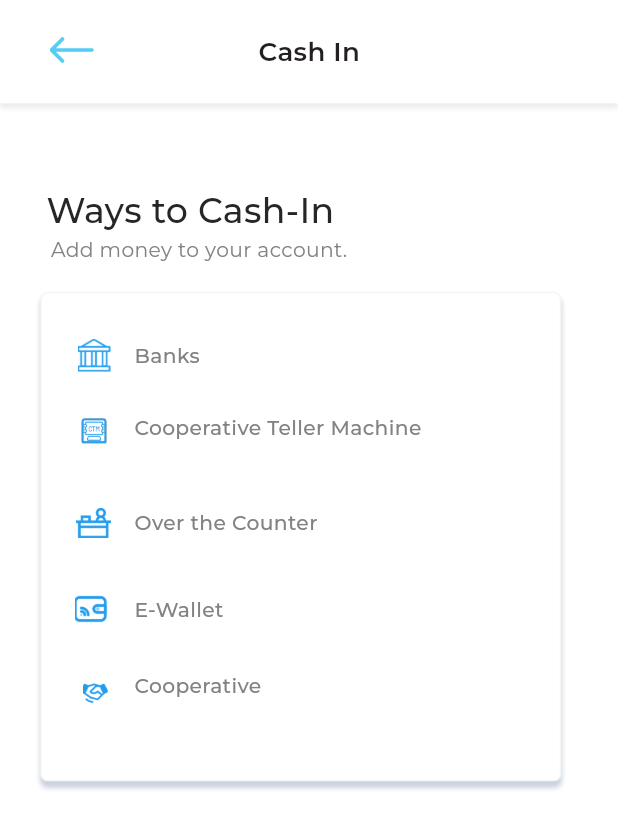
After one commit to Nyang070293/digicoop, a Flutter app: the cashinMainScreen screen opened directly, on a phone screen of 412 x 824 dp. The commit adds this screen. Shown: the top 829 px of the screen. Run offline on Flutter 3.47's test engine with Material 3 defaults, Android fonts, the phone set to English and light mode, and no system bars; our stand-ins replace connectivity_plus, google_fonts, pinput.

Commit message:
03/02/2024

```diff
--- /dev/null
+++ b/lib/page/cashin/cashin_main.dart
@@ -0,0 +1,367 @@
+import 'package:digicoop/util/utils.dart';
+import 'package:flutter/material.dart';
+
+class cashinMainScreen extends StatefulWidget {
+  const cashinMainScreen({super.key});
+
+  @override
+  State<cashinMainScreen> createState() => _cashinMainScreenState();
+}
+
+class _cashinMainScreenState extends State<cashinMainScreen> {
+  @override
+  Widget build(BuildContext context) {
+    double baseWidth = 414;
+    double fem = MediaQuery.of(context).size.width / baseWidth;
+    double ffem = fem * 0.97;
+    return Scaffold(
+      body: SafeArea(
+        child: SizedBox(
+          width: double.infinity,
+          child: Container(
+            // cashinx95 (63:8325)Fways
+            width: double.infinity,
+            height: 896 * fem,
+            decoration: BoxDecoration(
+              color: Color(0xffe1edff),
+            ),
+            child: Container(
+              // group488Veo (63:8326)
+              width: double.infinity,
+              height: double.infinity,
+              decoration: BoxDecoration(
+                color: Color(0xffffffff),
+              ),
+              child: Column(
+                crossAxisAlignment: CrossAxisAlignment.start,
+                children: [
+                  Container(
+                    // group958bSw (75:2022)
+                    margin: EdgeInsets.fromLTRB(
+                        0 * fem, 0 * fem, 0 * fem, 58 * fem),
+                    padding: EdgeInsets.fromLTRB(
+                        33.22 * fem, 25 * fem, 172 * fem, 23 * fem),
+                    width: double.infinity,
+                    decoration: BoxDecoration(
+                      color: Color(0xffffffff),
+                      boxShadow: [
+                        BoxShadow(
+                          color: Color(0x3fb0b0b0),
+                          offset: Offset(0 * fem, 4 * fem),
+                          blurRadius: 2 * fem,
+                        ),
+                      ],
+                    ),
+                    child: Row(
+                      crossAxisAlignment: CrossAxisAlignment.center,
+                      children: [
+                        Container(
+                          // arrow1qs5 (75:2018)
+                          margin: EdgeInsets.fromLTRB(
+                              0 * fem, 0 * fem, 110.22 * fem, 4.22 * fem),
+                          width: 29.57 * fem,
+                          height: 17 * fem,
+                          child: Image.asset(
+                            'assets/images/arrow-left.png',
+                            width: 29.57 * fem,
+                            height: 17 * fem,
+                          ),
+                        ),
+                        Text(
+                          // createaccount975 (75:2020)
+                          'Cash In',
+                          style: SafeGoogleFont(
+                            'Montserrat',
+                            fontSize: 18 * ffem,
+                            fontWeight: FontWeight.w600,
+                            height: 1.2175 * ffem / fem,
+                            color: Color(0xff231f20),
+                          ),
+                        ),
+                      ],
+                    ),
+                  ),
+                  Container(
+                    // authenticationGhV (63:8343)
+                    margin: EdgeInsets.fromLTRB(
+                        31 * fem, 0 * fem, 0 * fem, 4 * fem),
+                    child: Text(
+                      'Ways to Cash-In',
+                      style: SafeGoogleFont(
+                        'Montserrat',
+                        fontSize: 24 * ffem,
+                        fontWeight: FontWeight.w500,
+                        height: 1.2175 * ffem / fem,
+                        color: Color(0xff262626),
+                      ),
+                    ),
+                  ),
+                  Container(
+                    // addmoneytoyouraccountBJf (63:8344)
+                    margin: EdgeInsets.fromLTRB(
+                        34 * fem, 0 * fem, 0 * fem, 20 * fem),
+                    child: Text(
+                      'Add money to your account.',
+                      style: SafeGoogleFont(
+                        'Montserrat',
+                        fontSize: 14 * ffem,
+                        fontWeight: FontWeight.w400,
+                        height: 1.3318751199 * ffem / fem,
+                        color: Color(0xff828282),
+                      ),
+                    ),
+                  ),
+                  Container(
+                    // group977fjd (87:4765)
+                    margin: EdgeInsets.fromLTRB(
+                        27 * fem, 0 * fem, 38 * fem, 0 * fem),
+                    padding: EdgeInsets.fromLTRB(
+                        10 * fem, 23 * fem, 11 * fem, 37 * fem),
+                    width: double.infinity,
+                    decoration: BoxDecoration(
+                      border: Border.all(color: Color(0xfff5f5f5)),
+                      color: Color(0xffffffff),
+                      borderRadius: BorderRadius.circular(5 * fem),
+                      boxShadow: [
+                        BoxShadow(
+                          color: Color(0xffcbd2df),
+                          offset: Offset(0 * fem, 4 * fem),
+                          blurRadius: 2 * fem,
+                        ),
+                      ],
+                    ),
+                    child: Column(
+                      crossAxisAlignment: CrossAxisAlignment.center,
+                      children: [
+                        Container(
+                          // group959J1u (75:2085)
+                          margin: EdgeInsets.fromLTRB(
+                              0 * fem, 0 * fem, 0 * fem, 22 * fem),
+                          padding: EdgeInsets.fromLTRB(
+                              13.94 * fem, 0.94 * fem, 13.94 * fem, 0.94 * fem),
+                          width: double.infinity,
+                          height: 37 * fem,
+                          child: SizedBox(
+                            // autogroupxmqrQ4w (LJbaQGQdzSXcgxGF8PXmqR)
+                            width: 82.06 * fem,
+                            height: 22.13 * fem,
+                            child: Row(
+                              crossAxisAlignment: CrossAxisAlignment.center,
+                              children: [
+                                Container(
+                                  // bank31Khh (75:2077)
+                                  margin: EdgeInsets.fromLTRB(
+                                      0 * fem, 0 * fem, 15.94 * fem, 0 * fem),
+                                  width: 22.13 * fem,
+                                  height: 22.13 * fem,
+                                  child: Image.asset(
+                                    'assets/images/bank.png',
+                                    width: 22.13 * fem,
+                                    height: 22.13 * fem,
+                                  ),
+                                ),
+                                Text(
+                                  // bankscgo (75:2076)
+                                  'Banks',
+                                  style: SafeGoogleFont(
+                                    'Montserrat',
+                                    fontSize: 14 * ffem,
+                                    fontWeight: FontWeight.w500,
+                                    height: 1.2175 * ffem / fem,
+                                    color: Color(0xff828282),
+                                  ),
+                                ),
+                              ],
+                            ),
+                          ),
+                        ),
+                        Container(
+                          // group960YKZ (75:2086)
+                          margin: EdgeInsets.fromLTRB(
+                              0 * fem, 0 * fem, 0 * fem, 19 * fem),
+                          padding: EdgeInsets.fromLTRB(
+                              14.84 * fem, 0 * fem, 14.84 * fem, 0 * fem),
+                          width: double.infinity,
+                          height: 34 * fem,
+                          child: SizedBox(
+                            // autogroupkgjrqpT (LJbbCAFqMHWkcS7WoCKgjR)
+                            width: 229.16 * fem,
+                            height: 20.31 * fem,
+                            child: Row(
+                              crossAxisAlignment: CrossAxisAlignment.start,
+                              children: [
+                                Container(
+                                  // atm1yfm (75:2098)
+                                  margin: EdgeInsets.fromLTRB(
+                                      0 * fem, 0 * fem, 16.84 * fem, 0 * fem),
+                                  width: 20.31 * fem,
+                                  height: 20.31 * fem,
+                                  child: Image.asset(
+                                    'assets/images/atm.png',
+                                    width: 20.31 * fem,
+                                    height: 20.31 * fem,
+                                  ),
+                                ),
+                                Container(
+                                  // cooperativetellermachinesWF (75:2089)
+                                  margin: EdgeInsets.fromLTRB(
+                                      0 * fem, 0.16 * fem, 0 * fem, 0 * fem),
+                                  child: Text(
+                                    'Cooperative Teller Machine',
+                                    style: SafeGoogleFont(
+                                      'Montserrat',
+                                      fontSize: 14 * ffem,
+                                      fontWeight: FontWeight.w500,
+                                      height: 1.2175 * ffem / fem,
+                                      color: Color(0xff828282),
+                                    ),
+                                  ),
+                                ),
+                              ],
+                            ),
+                          ),
+                        ),
+                        Container(
+                          // group961yJP (75:2105)
+                          margin: EdgeInsets.fromLTRB(
+                              0 * fem, 0 * fem, 0 * fem, 19 * fem),
+                          padding: EdgeInsets.fromLTRB(
+                              12.69 * fem, 3.36 * fem, 12.69 * fem, 3.36 * fem),
+                          width: double.infinity,
+                          height: 38 * fem,
+                          child: SizedBox(
+                            // autogroupxeprUF9 (LJbacLtr8yjbipL3zHXePR)
+                            width: 162.31 * fem,
+                            height: 20.27 * fem,
+                            child: Row(
+                              crossAxisAlignment: CrossAxisAlignment.center,
+                              children: [
+                                Container(
+                                  // receptionnist1zjH (75:2110)
+                                  margin: EdgeInsets.fromLTRB(
+                                      0 * fem, 0 * fem, 15.69 * fem, 0 * fem),
+                                  width: 23.63 * fem,
+                                  height: 20.27 * fem,
+                                  child: Image.asset(
+                                    'assets/images/receptionnist.png',
+                                    width: 23.63 * fem,
+                                    height: 20.27 * fem,
+                                  ),
+                                ),
+                                Container(
+                                  // overthecounterh7u (75:2108)
+                                  margin: EdgeInsets.fromLTRB(
+                                      0 * fem, 0 * fem, 0 * fem, 0.98 * fem),
+                                  child: Text(
+                                    'Over the Counter',
+                                    style: SafeGoogleFont(
+                                      'Montserrat',
+                                      fontSize: 14 * ffem,
+                                      fontWeight: FontWeight.w500,
+                                      height: 1.2175 * ffem / fem,
+                                      color: Color(0xff828282),
+                                    ),
+                                  ),
+                                ),
+                              ],
+                            ),
+                          ),
+                        ),
+                        Container(
+                          // group963bUB (79:2117)
+                          margin: EdgeInsets.fromLTRB(
+                              0 * fem, 0 * fem, 0 * fem, 22 * fem),
+                          padding: EdgeInsets.fromLTRB(
+                              12 * fem, 0 * fem, 12 * fem, 0 * fem),
+                          width: double.infinity,
+                          height: 39 * fem,
+                          child: SizedBox(
+                            // autogroupvvbq6vj (LJbaofuJjPQSQxtRYHVvbq)
+                            width: 100 * fem,
+                            height: 27 * fem,
+                            child: Row(
+                              crossAxisAlignment: CrossAxisAlignment.center,
+                              children: [
+                                Container(
+                                  // ewallet135H (80:2128)
+                                  margin: EdgeInsets.fromLTRB(
+                                      0 * fem, 0 * fem, 13 * fem, 0 * fem),
+                                  width: 27 * fem,
+                                  height: 27 * fem,
+                                  child: Image.asset(
+                                    'assets/images/e-wallet.png',
+                                    width: 27 * fem,
+                                    height: 27 * fem,
+                                  ),
+                                ),
+                                Container(
+                                  // ewallet8cX (79:2120)
+                                  margin: EdgeInsets.fromLTRB(
+                                      0 * fem, 1 * fem, 0 * fem, 0 * fem),
+                                  child: Text(
+                                    'E-Wallet',
+                                    style: SafeGoogleFont(
+                                      'Montserrat',
+                                      fontSize: 14 * ffem,
+                                      fontWeight: FontWeight.w500,
+                                      height: 1.2175 * ffem / fem,
+                                      color: Color(0xff828282),
+                                    ),
+                                  ),
+                                ),
+                              ],
+                            ),
+                          ),
+                        ),
+                        Container(
+                          // group964Rbd (80:2136)
+                          padding: EdgeInsets.fromLTRB(
+                              14.29 * fem, 2 * fem, 14.29 * fem, 2 * fem),
+                          width: double.infinity,
+                          height: 36 * fem,
+                          child: SizedBox(
+                            // autogroupuofdMEP (LJbazv5a3LTbWhVyAjuofd)
+                            width: 123.71 * fem,
+                            height: 21.63 * fem,
+                            child: Row(
+                              crossAxisAlignment: CrossAxisAlignment.start,
+                              children: [
+                                Container(
+                                  // phhandshakefillG6T (80:2153)
+                                  margin: EdgeInsets.fromLTRB(0 * fem,
+                                      3.06 * fem, 11.29 * fem, 0 * fem),
+                                  width: 26.42 * fem,
+                                  height: 18.57 * fem,
+                                  child: Image.asset(
+                                    'assets/images/ph-handshake.png',
+                                    width: 26.42 * fem,
+                                    height: 18.57 * fem,
+                                  ),
+                                ),
+                                Text(
+                                  // cooperativexEB (80:2139)
+                                  'Cooperative',
+                                  style: SafeGoogleFont(
+                                    'Montserrat',
+                                    fontSize: 14 * ffem,
+                                    fontWeight: FontWeight.w500,
+                                    height: 1.2175 * ffem / fem,
+                                    color: Color(0xff828282),
+                                  ),
+                                ),
+                              ],
+                            ),
+                          ),
+                        ),
+                      ],
+                    ),
+                  ),
+                ],
+              ),
+            ),
+          ),
+        ),
+      ),
+    );
+  }
+}
--- a/lib/page/dashboard/dashboard.dart
+++ b/lib/page/dashboard/dashboard.dart
@@ -1,3 +1,4 @@
+import 'package:digicoop/page/cashin/cashin_main.dart';
 import 'package:digicoop/page/nav/mainNav.dart';
 import 'package:digicoop/page/verified/getVerified.dart';
 import 'package:digicoop/util/utils.dart';
@@ -467,10 +468,23 @@ class _dashboardScreenState extends State<dashboardScreen> {
                                                         CrossAxisAlignment
                                                             .start,
                                                     children: [
-                                                      SizedBox(
+                                                      GestureDetector(
+                                                        onTap: () {
+                                                          // Handle click action here
+                                                          Navigator
+                                                              .pushReplacement(
+                                                            context,
+                                                            MaterialPageRoute(
+                                                              builder: (_) =>
+                                                                  cashinMainScreen(),
+                                                            ),
+                                                          );
+                                                        },
+                                                        child: SizedBox(
                                                           // frame162983xPR (2008:182)
                                                           width: 57 * fem,
-                                                        height: double.infinity,
+                                                          height:
+                                                              double.infinity,
                                                           child: Column(
                                                             crossAxisAlignment:
                                                                 CrossAxisAlignment
@@ -519,11 +533,13 @@ class _dashboardScreenState extends State<dashboardScreen> {
                                                                 ),
                                                                 child: Center(
                                                                   // materialsymbolslightopeninphon (2011:250)
-                                                                child: SizedBox(
-                                                                  width: 19.38 *
-                                                                      fem,
-                                                                  height:
-                                                                      25 * fem,
+                                                                  child:
+                                                                      SizedBox(
+                                                                    width:
+                                                                        19.38 *
+                                                                            fem,
+                                                                    height: 25 *
+                                                                        fem,
                                                                     child: Image
                                                                         .asset(
                                                                       'assets/images/open-in-phone.png',
@@ -559,6 +575,7 @@ class _dashboardScreenState extends State<dashboardScreen> {
                                                                 ),
                                                               ),
                                                             ],
+                                                          ),
                                                         ),
                                                       ),
                                                       SizedBox(
--- a/pubspec.yaml
+++ b/pubspec.yaml
@@ -115,3 +115,8 @@ flutter:
     - assets/images/material-symbols-light-close-v3y.png
     - assets/images/rectangle-198-bg-4pP.png
     - assets/images/applicationcompl.png
+    - assets/images/bank.png
+    - assets/images/atm.png
+    - assets/images/receptionnist.png
+    - assets/images/e-wallet.png
+    - assets/images/ph-handshake.png
```
Also changed, not shown: assets/images/atm.png (added), assets/images/bank.png (added), assets/images/e-wallet.png (added), assets/images/ph-handshake.png (added), assets/images/receptionnist.png (added), lib/page/cashin/cashin_bank.dart (added). Lines whose indentation alone changed are shown as unchanged.
